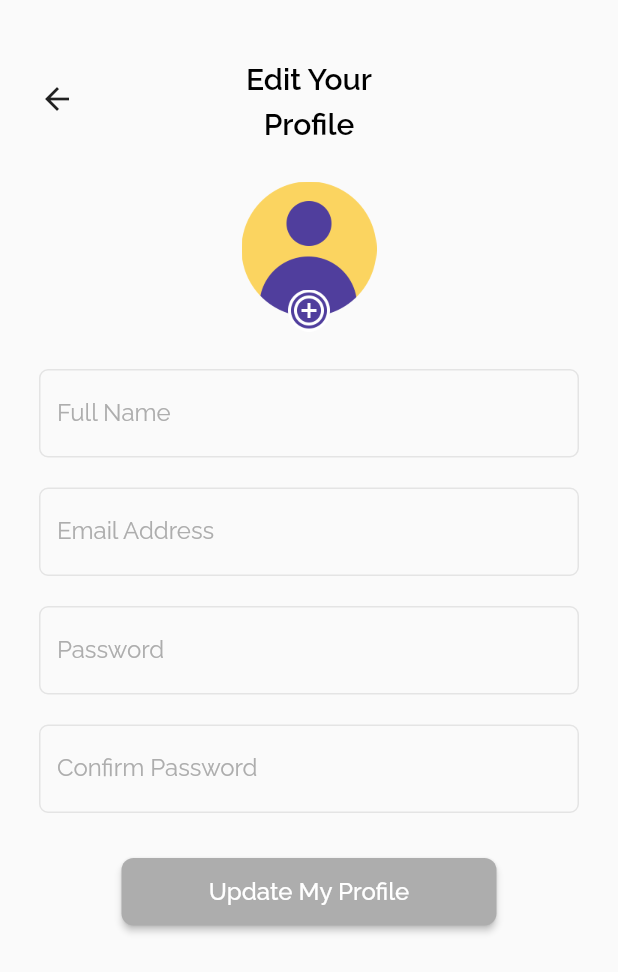
After one commit to anggitpp/flutix-new, a Flutter app: the EditProfilePage screen opened by its route, on a phone screen of 412 x 824 dp. The commit adds this screen. Shown: the top 972 px of the screen. Run offline on Flutter 3.47's test engine with Material 2 defaults, Android fonts, the phone set to English and light mode, and no system bars; our stand-ins replace get, google_fonts, image_picker, supercharged.

Commit message:
create edit profile page to application

```diff
--- /dev/null
+++ b/lib/bindings/edit_profile_page_binding.dart
@@ -0,0 +1,9 @@
+import 'package:flutix/controllers/edit_profile_page_controller.dart';
+import 'package:get/get.dart';
+
+class EditProfilePageBinding implements Bindings {
+  @override
+  void dependencies() {
+    Get.put(EditProfilePageController());
+  }
+}
--- /dev/null
+++ b/lib/controllers/edit_profile_page_controller.dart
@@ -0,0 +1,86 @@
+import 'dart:io';
+
+import 'package:flutix/shared/theme.dart';
+import 'package:flutter/material.dart';
+import 'package:get/get.dart';
+import 'package:image_picker/image_picker.dart';
+
+class EditProfilePageController extends GetxController {
+  var nameLabelColor = greyColor.obs;
+  var emailLabelColor = greyColor.obs;
+  var passwordLabelColor = greyColor.obs;
+  var confirmPasswordLabelColor = greyColor.obs;
+
+  var imagePath = '';
+  File? image;
+
+  var isCanSignUp = false.obs;
+  var isLoadedImage = false.obs;
+
+  TextEditingController nameController = TextEditingController();
+  TextEditingController emailController = TextEditingController();
+  TextEditingController passwordController = TextEditingController();
+  TextEditingController confirmPasswordController = TextEditingController();
+
+  void changeFocusName(hasFocus) {
+    if (hasFocus) {
+      nameLabelColor.value = yellowColor;
+    } else {
+      nameLabelColor.value = greyColor;
+    }
+  }
+
+  void uploadImage() {
+    getImage().then((value) {
+      isLoadedImage.value = true;
+    });
+  }
+
+  void removeImage() {
+    isLoadedImage.value = false;
+    imagePath = '';
+  }
+
+  void changeFocusEmail(hasFocus) {
+    if (hasFocus) {
+      emailLabelColor.value = yellowColor;
+    } else {
+      emailLabelColor.value = greyColor;
+    }
+  }
+
+  void changeFocusPassword(hasFocus) {
+    if (hasFocus) {
+      passwordLabelColor.value = yellowColor;
+    } else {
+      passwordLabelColor.value = greyColor;
+    }
+  }
+
+  void changeFocusConfirmPassword(hasFocus) {
+    if (hasFocus) {
+      confirmPasswordLabelColor.value = yellowColor;
+    } else {
+      confirmPasswordLabelColor.value = greyColor;
+    }
+  }
+
+  void checkNotEmpty() {
+    if (emailController.text != '' &&
+        passwordController.text != '' &&
+        nameController.text != '' &&
+        confirmPasswordController.text != '') {
+      isCanSignUp.value = true;
+    } else {
+      isCanSignUp.value = false;
+    }
+  }
+
+  Future getImage() async {
+    var pickedImage =
+        await ImagePicker().pickImage(source: ImageSource.gallery);
+
+    image = File(pickedImage!.path); // won't have any error now
+    imagePath = pickedImage.path;
+  }
+}
--- a/lib/routes/pages.dart
+++ b/lib/routes/pages.dart
@@ -1,5 +1,6 @@
 import 'package:flutix/bindings/checkout_page_binding.dart';
 import 'package:flutix/bindings/confirm_account_page_binding.dart';
+import 'package:flutix/bindings/edit_profile_page_binding.dart';
 import 'package:flutix/bindings/home_page_binding.dart';
 import 'package:flutix/bindings/login_page_binding.dart';
 import 'package:flutix/bindings/registration_page_binding.dart';
@@ -10,6 +11,7 @@ import 'package:flutix/bindings/topup_page_binding.dart';
 import 'package:flutix/routes/route_name.dart';
 import 'package:flutix/screens/pages/checkout_page.dart';
 import 'package:flutix/screens/pages/confirm_account_page.dart';
+import 'package:flutix/screens/pages/edit_profile_page.dart';
 import 'package:flutix/screens/pages/home_page.dart';
 import 'package:flutix/screens/pages/login_page.dart';
 import 'package:flutix/screens/pages/movie_detail_page.dart';
@@ -96,5 +98,10 @@ class Pages {
       name: RouteName.profile,
       page: () => const ProfilePage(),
     ),
+    GetPage(
+      name: RouteName.editProfile,
+      binding: EditProfilePageBinding(),
+      page: () => const EditProfilePage(),
+    ),
   ];
 }
--- a/lib/routes/route_name.dart
+++ b/lib/routes/route_name.dart
@@ -15,4 +15,5 @@ class RouteName {
   static const mytickets = '/mytickets';
   static const ticketdetail = '/ticketdetail';
   static const profile = '/profile';
+  static const editProfile = '/editProfile';
 }
--- /dev/null
+++ b/lib/screens/pages/edit_profile_page.dart
@@ -0,0 +1,156 @@
+import 'package:flutix/controllers/edit_profile_page_controller.dart';
+import 'package:flutix/screens/widgets/button_next.dart';
+import 'package:flutix/screens/widgets/button_text.dart';
+import 'package:flutix/screens/widgets/header_title.dart';
+import 'package:flutix/screens/widgets/textfield.dart';
+import 'package:flutix/shared/theme.dart';
+import 'package:flutter/material.dart';
+import 'package:get/get.dart';
+
+class EditProfilePage extends StatelessWidget {
+  const EditProfilePage({Key? key}) : super(key: key);
+
+  @override
+  Widget build(BuildContext context) {
+    final controller = Get.find<EditProfilePageController>();
+    return Scaffold(
+      body: SafeArea(
+          child: SingleChildScrollView(
+        child: Column(
+          children: [
+            HeaderTitle(
+              backFunction: Get.back,
+              title: 'Edit Your\nProfile',
+            ),
+            SizedBox(
+              height: 25,
+            ),
+            Obx(
+              () => SizedBox(
+                width: 100,
+                height: 100,
+                child: Stack(
+                  children: [
+                    Align(
+                      alignment: Alignment.topCenter,
+                      child: controller.isLoadedImage.value
+                          ? ClipRRect(
+                              borderRadius: BorderRadius.circular(100),
+                              child: Image.file(
+                                controller.image!,
+                                width: 150,
+                                height: 150,
+                                fit: BoxFit.cover,
+                              ),
+                            )
+                          : Container(
+                              width: 90,
+                              height: 90,
+                              decoration: const BoxDecoration(
+                                  image: DecorationImage(
+                                      image: AssetImage('assets/nophoto.png'))),
+                            ),
+                    ),
+                    Align(
+                      alignment: Alignment.bottomCenter,
+                      child: InkWell(
+                        onTap: controller.isLoadedImage.value
+                            ? controller.removeImage
+                            : controller.uploadImage,
+                        child: Container(
+                          width: 28,
+                          height: 28,
+                          decoration: BoxDecoration(
+                            image: DecorationImage(
+                              image: controller.isLoadedImage.value
+                                  ? const AssetImage(
+                                      'assets/icons/remove_photo.png')
+                                  : const AssetImage(
+                                      'assets/icons/add_photo.png'),
+                            ),
+                          ),
+                        ),
+                      ),
+                    ),
+                  ],
+                ),
+              ),
+            ),
+            const SizedBox(
+              height: 25,
+            ),
+            Obx(
+              () => Container(
+                margin: EdgeInsets.symmetric(horizontal: defaultMargin),
+                child: Column(
+                  children: [
+                    Focus(
+                      onFocusChange: (value) =>
+                          controller.changeFocusName(value),
+                      child: CreateTextField(
+                        controller: controller.nameController,
+                        labelColor: controller.nameLabelColor.value,
+                        checkFunction: controller.checkNotEmpty,
+                        label: 'Full Name',
+                      ),
+                    ),
+                    const SizedBox(
+                      height: 20,
+                    ),
+                    Focus(
+                      onFocusChange: (value) =>
+                          controller.changeFocusEmail(value),
+                      child: CreateTextField(
+                        controller: controller.emailController,
+                        labelColor: controller.emailLabelColor.value,
+                        checkFunction: controller.checkNotEmpty,
+                        label: 'Email Address',
+                      ),
+                    ),
+                    const SizedBox(
+                      height: 20,
+                    ),
+                    Focus(
+                      onFocusChange: (value) =>
+                          controller.changeFocusPassword(value),
+                      child: CreateTextField(
+                        controller: controller.passwordController,
+                        labelColor: controller.passwordLabelColor.value,
+                        checkFunction: controller.checkNotEmpty,
+                        label: 'Password',
+                        obsecureText: true,
+                      ),
+                    ),
+                    const SizedBox(
+                      height: 20,
+                    ),
+                    Focus(
+                      onFocusChange: (value) =>
+                          controller.changeFocusConfirmPassword(value),
+                      child: CreateTextField(
+                        controller: controller.confirmPasswordController,
+                        labelColor: controller.confirmPasswordLabelColor.value,
+                        checkFunction: controller.checkNotEmpty,
+                        label: 'Confirm Password',
+                        obsecureText: true,
+                      ),
+                    ),
+                    const SizedBox(
+                      height: 30,
+                    ),
+                    ButtonText(
+                      color:
+                          controller.isCanSignUp.value ? greenColor : greyColor,
+                      text: 'Update My Profile',
+                      function: () {},
+                    )
+                  ],
+                ),
+              ),
+            ),
+          ],
+        ),
+      )),
+    );
+  }
+}
--- a/lib/screens/pages/profile_page.dart
+++ b/lib/screens/pages/profile_page.dart
@@ -56,7 +56,9 @@ class ProfilePage extends StatelessWidget {
               width: phoneWidth - 2 * defaultMargin,
               child: Column(
                 children: [
-                  Row(
+                  GestureDetector(
+                    onTap: () => Get.toNamed('/editProfile'),
+                    child: Row(
                       children: [
                         Container(
                           width: 24,
@@ -76,6 +78,7 @@ class ProfilePage extends StatelessWidget {
                           style: mediumText,
                         ),
                       ],
+                    ),
                   ),
                   SizedBox(
                     height: 10,
@@ -122,7 +125,10 @@ class ProfilePage extends StatelessWidget {
                     height: 100,
                   ),
                   ButtonText(
-                      color: purpleColor, text: 'Logout', function: () {}),
+                    color: purpleColor,
+                    text: 'Logout',
+                    function: () {},
+                  ),
                 ],
               ),
             ),
--- a/lib/screens/widgets/header_title.dart
+++ b/lib/screens/widgets/header_title.dart
@@ -35,7 +35,7 @@ class HeaderTitle extends StatelessWidget {
           Text(
             title,
             textAlign: TextAlign.center,
-            style: largeText.copyWith(fontWeight: FontWeight.w600),
+            style: largeText.copyWith(fontWeight: FontWeight.w600, height: 1.5),
           ),
           const SizedBox(
             width: 24,
```
Lines whose indentation alone changed are shown as unchanged.
